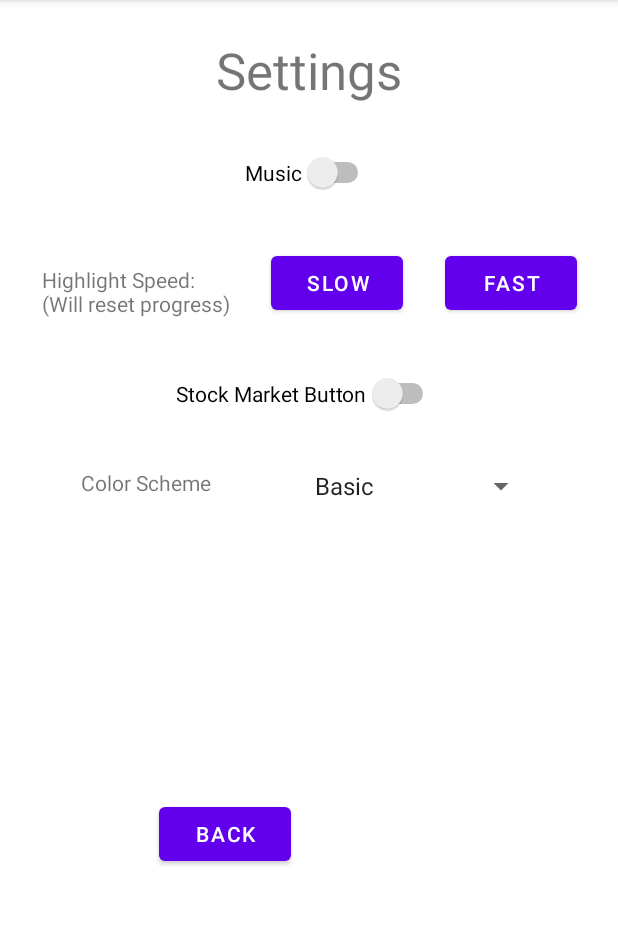
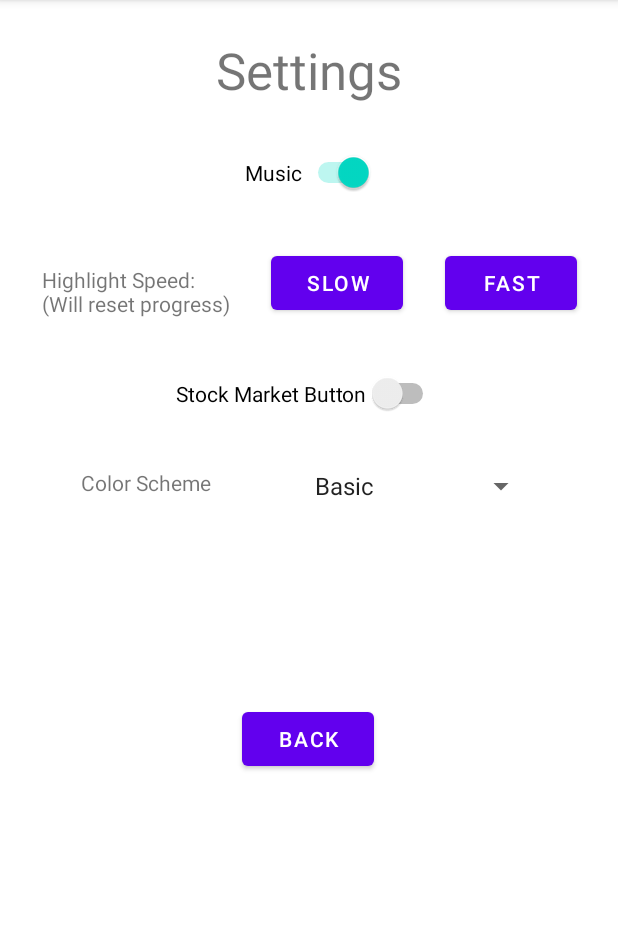
Before and after one commit to GurjapHajra/Centennials-IQ-test, an Android app: the screen it shows after launch (Settings), after a tap on "SETTINGS", on a phone screen of 412 x 824 dp, the part 84-1009 px from its top. Run offline under Robolectric (Android 15) with nearby library versions, the phone set to English and light mode, and no system bars.

Commit message:
added music and music settings

```diff
--- a/app/src/main/java/com/example/centennialsiqtest/Helper.java
+++ b/app/src/main/java/com/example/centennialsiqtest/Helper.java
@@ -2,6 +2,7 @@ package com.example.centennialsiqtest;
 
 import android.graphics.Color;
 import android.graphics.drawable.Drawable;
+import android.media.MediaPlayer;
 import android.os.CountDownTimer;
 import android.os.Handler;
 import android.util.Log;
@@ -26,6 +27,7 @@ public class Helper {
     public static int[] checkpattern;
     public static int highscore=0;
     public static int ms=1000;
+    public static boolean musics = true;
 
     public static boolean check(int n){
         checkpattern = new int[score+1];
--- a/app/src/main/java/com/example/centennialsiqtest/MainActivity.java
+++ b/app/src/main/java/com/example/centennialsiqtest/MainActivity.java
@@ -3,6 +3,7 @@ package com.example.centennialsiqtest;
 import androidx.appcompat.app.AppCompatActivity;
 
 import android.content.Intent;
+import android.media.MediaPlayer;
 import android.os.Bundle;
 import android.view.View;
 
@@ -28,5 +29,6 @@ public class MainActivity extends AppCompatActivity {
     }
     public void quitc(View view){
         finish();
+
     }
 }
--- a/app/src/main/java/com/example/centennialsiqtest/Settings.java
+++ b/app/src/main/java/com/example/centennialsiqtest/Settings.java
@@ -24,14 +24,20 @@ public class Settings extends AppCompatActivity {
                 android.R.layout.simple_list_item_1,getResources().getStringArray(R.array.schemes));
         myAdapter.setDropDownViewResource(android.R.layout.simple_spinner_dropdown_item);
         dropdown.setAdapter(myAdapter);
+        Switch music = (Switch) findViewById(R.id.MusicSwitch);
+
+        if(Helper.musics==true){
+            music.setChecked(true);
+        }else{
+            music.setChecked(false);
+        }
 
     }
     public void backd(View view){
-        Intent i = new Intent(getApplicationContext(), MainActivity.class);
-        startActivity(i);
+        finish();
     }
     public void music(View view){
-
+        Helper.musics = false;
     }
     public void slow(View view){
         Helper.setSpeed(1000);
--- a/app/src/main/res/layout/activity_settings.xml
+++ b/app/src/main/res/layout/activity_settings.xml
@@ -101,13 +101,14 @@
         android:id="@+id/back"
         android:layout_width="wrap_content"
         android:layout_height="wrap_content"
-        android:layout_marginTop="256dp"
         android:onClick="backd"
         android:text="Back"
-        app:layout_constraintEnd_toStartOf="@+id/Dropdown"
-        app:layout_constraintHorizontal_bias="1.0"
+        app:layout_constraintBottom_toBottomOf="parent"
+        app:layout_constraintEnd_toEndOf="parent"
+        app:layout_constraintHorizontal_bias="0.498"
         app:layout_constraintStart_toStartOf="parent"
-        app:layout_constraintTop_toBottomOf="@+id/StockSwitch" />
+        app:layout_constraintTop_toBottomOf="@+id/StockSwitch"
+        app:layout_constraintVertical_bias="0.434" />
 
 
 </androidx.constraintlayout.widget.ConstraintLayout>
```
Also changed, not shown: app/src/main/java/com/example/centennialsiqtest/GameActivity.java (+10 -2 lines), 1 other file.
